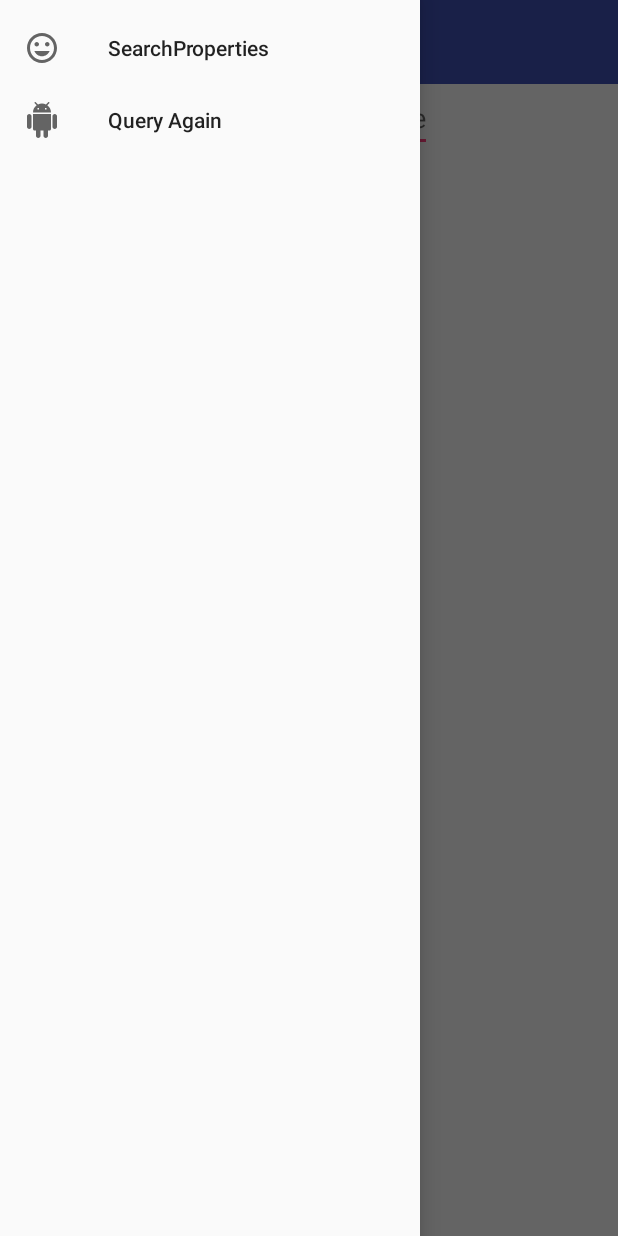
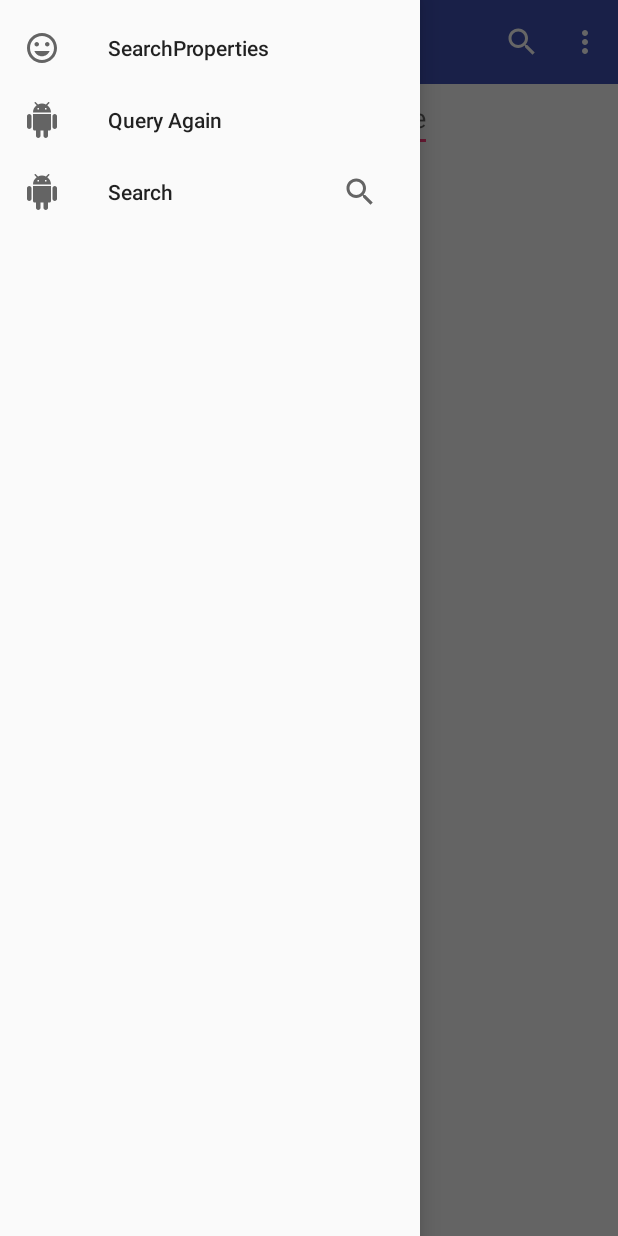
Before and after one commit to katguz3485/ChemBaseCid, an Android app: the fragment ChemicalsFragment placed in its activity, with the side drawer open, on a phone screen of 412 x 824 dp. Run offline under Robolectric (Android 15) with nearby library versions, the phone set to English and light mode, and no system bars; our stand-ins replace ButterKnife, EventBus, Picasso, Timber; libraries missing offline, so code that uses them is left out: com.facebook.stetho, io.realm; pictures from the network do not load; 3 statements that could not run were skipped.

Commit message:
clean-up

```diff
--- a/app/build.gradle
+++ b/app/build.gradle
@@ -3,7 +3,7 @@ apply plugin: 'realm-android'
 
 android {
     compileSdkVersion 25
-    buildToolsVersion "25.0.3"
+    buildToolsVersion '26.0.2'
     defaultConfig {
         applicationId "com.example.katguz.android.chembase"
         minSdkVersion 15
@@ -71,4 +71,5 @@ dependencies {
     compile 'com.squareup.picasso:picasso:2.5.2'
 
 
+
 }
--- a/app/src/main/java/com/example/katguz/android/chembase/App.java
+++ b/app/src/main/java/com/example/katguz/android/chembase/App.java
@@ -27,8 +27,6 @@ public class App extends Application {
         initDagger();
         Stetho.initializeWithDefaults(this);
         buildStetho();
-
-
     }
 
 
--- a/app/src/main/java/com/example/katguz/android/chembase/di/AppComponent.java
+++ b/app/src/main/java/com/example/katguz/android/chembase/di/AppComponent.java
@@ -13,4 +13,5 @@ public interface AppComponent {
   void inject(DashboardActivity dashboardActivity);
 
   void inject(ChemicalsFragment chemicalsFragment);
+
 }
--- a/app/src/main/java/com/example/katguz/android/chembase/ui/dashboard/DashboardActivity.java
+++ b/app/src/main/java/com/example/katguz/android/chembase/ui/dashboard/DashboardActivity.java
@@ -7,18 +7,25 @@ import android.support.annotation.Nullable;
 import android.support.design.widget.NavigationView;
 import android.support.v4.app.Fragment;
 import android.support.v4.app.FragmentManager;
+import android.support.v4.view.MenuItemCompat;
 import android.support.v4.widget.DrawerLayout;
 import android.support.v7.app.ActionBarDrawerToggle;
 import android.support.v7.app.AppCompatActivity;
+
 import android.support.v7.widget.Toolbar;
 import android.util.Log;
 import android.view.Gravity;
+import android.view.Menu;
+import android.view.MenuInflater;
 import android.view.MenuItem;
 import android.view.View;
+import android.widget.Button;
 import android.widget.EditText;
 import android.widget.FrameLayout;
 import android.widget.ProgressBar;
+import android.widget.SearchView;
 import android.widget.Toast;
+
 
 import com.example.katguz.android.chembase.App;
 import com.example.katguz.android.chembase.R;
@@ -67,14 +74,12 @@ public class DashboardActivity extends AppCompatActivity implements DashboardAct
     @BindView(R.id.cidNumberInput)
     EditText enteredCidNumber;
 
-
     @OnClick(R.id.cidNumberSubmit_button)
-    public void getCidNumberInput() {
+    public void getCidNumberInput(Button saveCidButton) {
         Log.d("Edit text", enteredCidNumber.getText().toString());
         presenter.setUpEditText(enteredCidNumber.getText().toString());
-
+        enteredCidNumber.getText().clear();
     }
-
 
     @Override
     protected void onCreate(@Nullable Bundle savedInstanceState) {
@@ -90,7 +95,6 @@ public class DashboardActivity extends AppCompatActivity implements DashboardAct
         if (savedInstanceState == null) {
             showFragment(new ChemicalsFragment());
             showFragment(new NewQuery());
-
         }
 
     }
@@ -100,9 +104,43 @@ public class DashboardActivity extends AppCompatActivity implements DashboardAct
         EventBus.getDefault().unregister(this);
         presenter.detachView();
         super.onDestroy();
-
     }
 
+
+    @Override
+    public boolean onCreateOptionsMenu(Menu menu) {
+        MenuInflater inflater = getMenuInflater();
+        inflater.inflate(R.menu.dashboard_menu, menu);
+        ButterKnife.bind(this);
+
+        //Prefs ?
+
+        MenuItem item = menu.findItem(R.id.action_search);
+        SearchView searchView = (SearchView) MenuItemCompat.getActionView(item);
+
+        searchView.setOnQueryTextListener(new SearchView.OnQueryTextListener() {
+            @Override
+            public boolean onQueryTextSubmit(String query) {
+                /*addToSharedPreferences(query);
+                getRestaurants(query);*/
+
+
+                return false;
+            }
+
+            @Override
+            public boolean onQueryTextChange(String newText) {
+                return false;
+            }
+        });
+        return true;
+    }
+
+
+    @Override
+    public boolean onOptionsItemSelected(MenuItem item) {
+        return super.onOptionsItemSelected(item);
+    }
 
     @Override
     public void onBackPressed() {
@@ -181,7 +219,7 @@ public class DashboardActivity extends AppCompatActivity implements DashboardAct
 
     @Override
     public void showErrorMessage() {
-        Toast.makeText(this, getString(R.string.error_message)
+        Toast.makeText(this, getString(R.string.error_message1)
                 , Toast.LENGTH_SHORT).show();
     }
 }
--- a/app/src/main/res/layout/activity_dashboard.xml
+++ b/app/src/main/res/layout/activity_dashboard.xml
@@ -18,6 +18,7 @@
             android:layout_height="?attr/actionBarSize"
             android:background="?attr/colorPrimary"
             app:theme="@style/ThemeOverlay.AppCompat.Dark.ActionBar" />
+
 
 
 
--- a/app/src/main/res/menu/dashboard_menu.xml
+++ b/app/src/main/res/menu/dashboard_menu.xml
@@ -1,5 +1,6 @@
 <?xml version="1.0" encoding="utf-8"?>
-<menu xmlns:android="http://schemas.android.com/apk/res/android">
+<menu xmlns:android="http://schemas.android.com/apk/res/android"
+    xmlns:app="http://schemas.android.com/apk/res-auto">
 
     <item
         android:id="@+id/menu_chemicals"
@@ -10,5 +11,14 @@
         android:id="@+id/menu_chembase"
         android:icon="@drawable/ic_search_black_24dp"
         android:title="@string/chemBase_title" />
+    <item
+        android:id="@id/action_search"
+        android:icon="@drawable/ic_search_black_24dp"
+        app:showAsAction="always"
+        app:actionViewClass="android.support.v7.widget.SearchView"
+        android:title="Search">
+    </item>
+
+
 
 </menu>
--- a/app/src/main/res/values/dimens.xml
+++ b/app/src/main/res/values/dimens.xml
@@ -1,4 +1,5 @@
 <?xml version="1.0" encoding="utf-8"?>
 <resources>
     <dimen name="margin_chem_adapter">16dp</dimen>
+    <dimen name="search_view_inset">1</dimen>
 </resources>
--- /dev/null
+++ b/app/src/main/res/values/ids.xml
@@ -0,0 +1,4 @@
+<?xml version="1.0" encoding="utf-8"?>
+<resources>
+    <item name="action_search" type="id">Search</item>
+</resources>
--- a/app/src/main/res/values/strings.xml
+++ b/app/src/main/res/values/strings.xml
@@ -9,4 +9,5 @@
     <string name="navigation_drawer_close">Close</string>
     <string name="error_message">Check your internet connection</string>
     <string name="cidNumberInput">Enter your cid value</string>
+    <string name="error_message1">\"Please eneter the cid value\"</string>
 </resources>
```
Also changed, not shown: app/src/main/java/com/example/katguz/android/chembase/searching/RXSearch.java (added, +10 -0 lines), app/src/main/java/com/example/katguz/android/chembase/ui/dashboard/DashboardActivityPresenter.java (+6 -1 lines).
